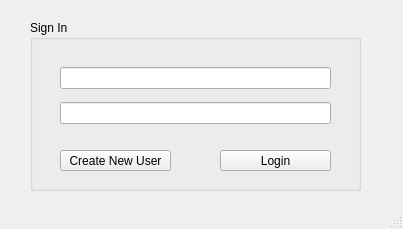
mchdaybk/QPasswordManager, file login.ui: the form before one commit.
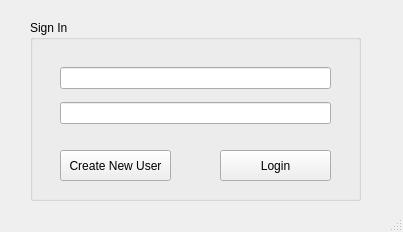
The form after the commit.

What changed in the file:
```diff
--- a/login.ui
+++ b/login.ui
@@ -7,7 +7,7 @@
     <x>0</x>
     <y>0</y>
     <width>403</width>
-    <height>229</height>
+    <height>232</height>
    </rect>
   </property>
   <property name="windowTitle">
@@ -20,7 +20,7 @@
       <x>30</x>
       <y>20</y>
       <width>331</width>
-      <height>171</height>
+      <height>181</height>
      </rect>
     </property>
     <property name="title">
@@ -32,7 +32,7 @@
        <x>190</x>
        <y>130</y>
        <width>111</width>
-       <height>21</height>
+       <height>31</height>
       </rect>
      </property>
      <property name="text">
@@ -58,14 +58,14 @@
        <x>30</x>
        <y>130</y>
        <width>111</width>
-       <height>21</height>
+       <height>31</height>
       </rect>
      </property>
      <property name="text">
       <string>Create New User</string>
      </property>
     </widget>
-    <widget class="QWidget" name="">
+    <widget class="QWidget" name="layoutWidget">
      <property name="geometry">
       <rect>
        <x>30</x>
```
